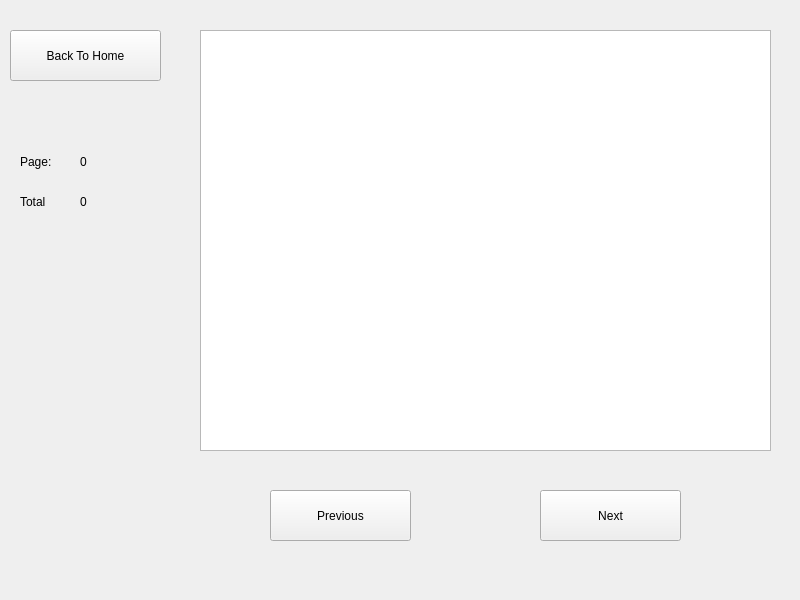
Qt form DuoiHinhBatChu_Frontend/room.ui (evmosss/Qt-DuoiHinhBatChu) before a commit.
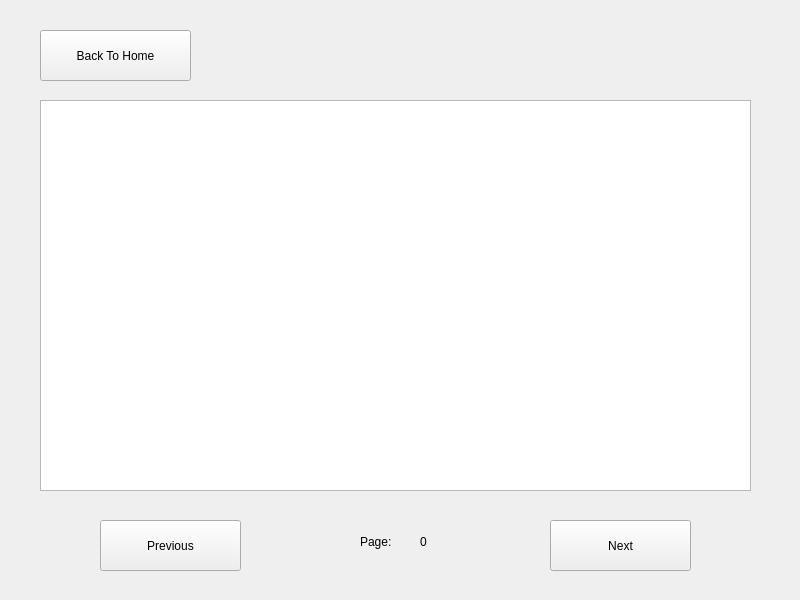
The same form after that commit. The open tabs and pages were chosen to show the change. Icons and pictures are not drawn.

Commit message: add rank fe and logic

Diff of the .ui file:
```diff
--- a/DuoiHinhBatChu_Frontend/room.ui
+++ b/DuoiHinhBatChu_Frontend/room.ui
@@ -17,9 +17,9 @@
    <property name="geometry">
     <rect>
      <x>0</x>
-     <y>10</y>
-     <width>800</width>
-     <height>600</height>
+     <y>0</y>
+     <width>801</width>
+     <height>601</height>
     </rect>
    </property>
    <property name="currentIndex">
@@ -115,8 +115,8 @@
     <widget class="QPushButton" name="listBackHome">
      <property name="geometry">
       <rect>
-       <x>10</x>
-       <y>20</y>
+       <x>40</x>
+       <y>30</y>
        <width>151</width>
        <height>51</height>
       </rect>
@@ -125,21 +125,11 @@
       <string>Back To Home</string>
      </property>
     </widget>
-    <widget class="QTableWidget" name="rankWidget">
-     <property name="geometry">
-      <rect>
-       <x>200</x>
-       <y>20</y>
-       <width>571</width>
-       <height>421</height>
-      </rect>
-     </property>
-    </widget>
     <widget class="QPushButton" name="previousWidget">
      <property name="geometry">
       <rect>
-       <x>270</x>
-       <y>480</y>
+       <x>100</x>
+       <y>520</y>
        <width>141</width>
        <height>51</height>
       </rect>
@@ -151,8 +141,8 @@
     <widget class="QPushButton" name="nextWidget">
      <property name="geometry">
       <rect>
-       <x>540</x>
-       <y>480</y>
+       <x>550</x>
+       <y>520</y>
        <width>141</width>
        <height>51</height>
       </rect>
@@ -164,8 +154,8 @@
     <widget class="QLabel" name="pageText">
      <property name="geometry">
       <rect>
-       <x>20</x>
-       <y>140</y>
+       <x>360</x>
+       <y>530</y>
        <width>51</width>
        <height>24</height>
       </rect>
@@ -177,8 +167,8 @@
     <widget class="QLabel" name="pageValue">
      <property name="geometry">
       <rect>
-       <x>80</x>
-       <y>140</y>
+       <x>420</x>
+       <y>530</y>
        <width>71</width>
        <height>24</height>
       </rect>
@@ -187,31 +177,53 @@
       <string>0</string>
      </property>
     </widget>
-    <widget class="QLabel" name="totalText">
+    <widget class="QTableWidget" name="rankWidget">
      <property name="geometry">
       <rect>
-       <x>20</x>
-       <y>180</y>
-       <width>51</width>
-       <height>24</height>
+       <x>40</x>
+       <y>100</y>
+       <width>711</width>
+       <height>391</height>
       </rect>
      </property>
-     <property name="text">
-      <string>Total</string>
+     <property name="sizePolicy">
+      <sizepolicy hsizetype="Expanding" vsizetype="Expanding">
+       <horstretch>1</horstretch>
+       <verstretch>1</verstretch>
+      </sizepolicy>
      </property>
-    </widget>
-    <widget class="QLabel" name="totalValue">
-     <property name="geometry">
-      <rect>
-       <x>80</x>
-       <y>180</y>
-       <width>71</width>
-       <height>24</height>
-      </rect>
+     <property name="font">
+      <font>
+       <pointsize>9</pointsize>
+      </font>
      </property>
-     <property name="text">
-      <string>0</string>
+     <property name="verticalScrollBarPolicy">
+      <enum>Qt::ScrollBarAlwaysOff</enum>
      </property>
+     <property name="horizontalScrollBarPolicy">
+      <enum>Qt::ScrollBarAlwaysOff</enum>
+     </property>
+     <property name="sizeAdjustPolicy">
+      <enum>QAbstractScrollArea::AdjustToContents</enum>
+     </property>
+     <property name="dragDropOverwriteMode">
+      <bool>true</bool>
+     </property>
+     <property name="alternatingRowColors">
+      <bool>false</bool>
+     </property>
+     <property name="sortingEnabled">
+      <bool>false</bool>
+     </property>
+     <property name="rowCount">
+      <number>0</number>
+     </property>
+     <property name="columnCount">
+      <number>0</number>
+     </property>
+     <attribute name="horizontalHeaderCascadingSectionResizes">
+      <bool>false</bool>
+     </attribute>
     </widget>
    </widget>
    <widget class="QWidget" name="RoomDetail">
```
Left out of the diff: 13 changed lines with no effect on the pictures. The commit also changes 2 other files.
